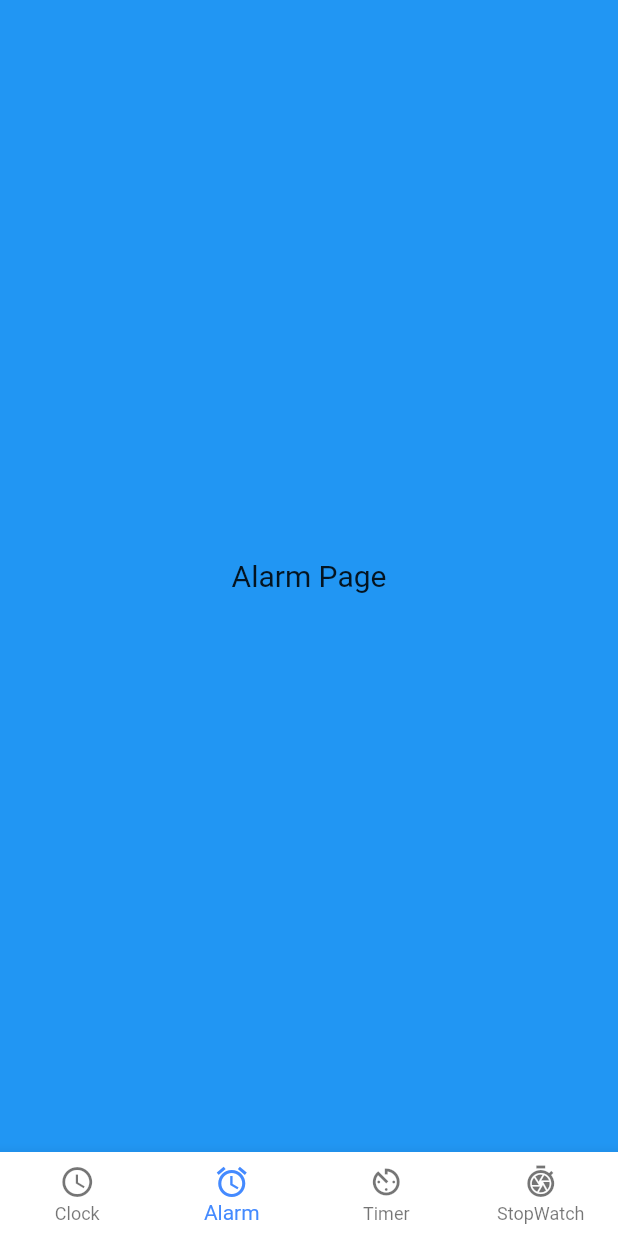
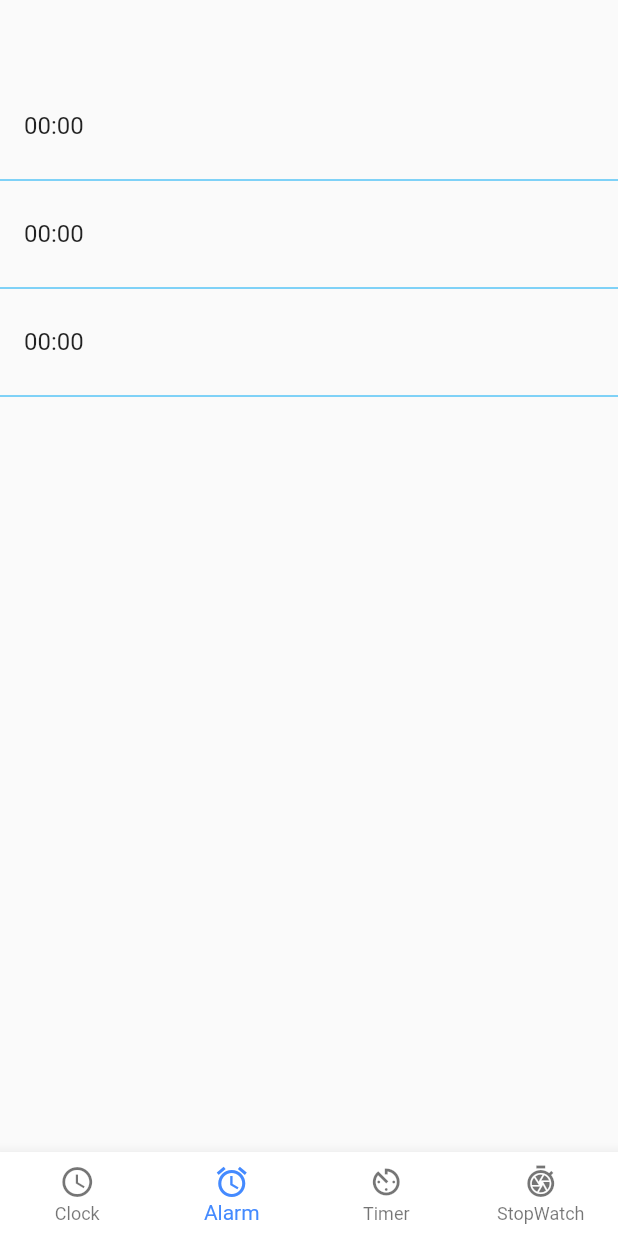
Before and after one commit to Plus-project/time, a Flutter app: the screen it shows after launch, item 2 of the bottom bar chosen, on a phone screen of 412 x 824 dp. Run offline on Flutter 3.47's test engine with Material 2 defaults, Android fonts, the phone set to English and light mode, and no system bars.

Commit message:
up to date

```diff
--- a/lib/Alarm/Alarm.dart
+++ b/lib/Alarm/Alarm.dart
@@ -1,16 +1,30 @@
 import 'package:flutter/material.dart';
 
-class AlarmPage extends StatelessWidget {
+class AlarmPage extends StatefulWidget {
+  @override
+  _AlarmPageState createState() => _AlarmPageState();
+}
+
+List<String> alarmList = ['00:00', '00:00', '00:00'];
+
+class _AlarmPageState extends State<AlarmPage> {
   @override
   Widget build(BuildContext context) {
     return Scaffold(
-      backgroundColor: Colors.blue,
-      body: Center(
-        child: Text(
-          "Alarm Page",
-          style: TextStyle(fontSize: 20),
-        ),
-      ),
+      body: ListView.builder(
+          itemCount: alarmList.length,
+          itemBuilder: (BuildContext context, int index) {
+            return Column(
+              children: [
+                ListTile(
+                  title: Text(alarmList[index]),
+                ),
+                Divider(
+                  color: Colors.lightBlue,
+                )
+              ],
+            );
+          }),
     );
   }
 }
```
